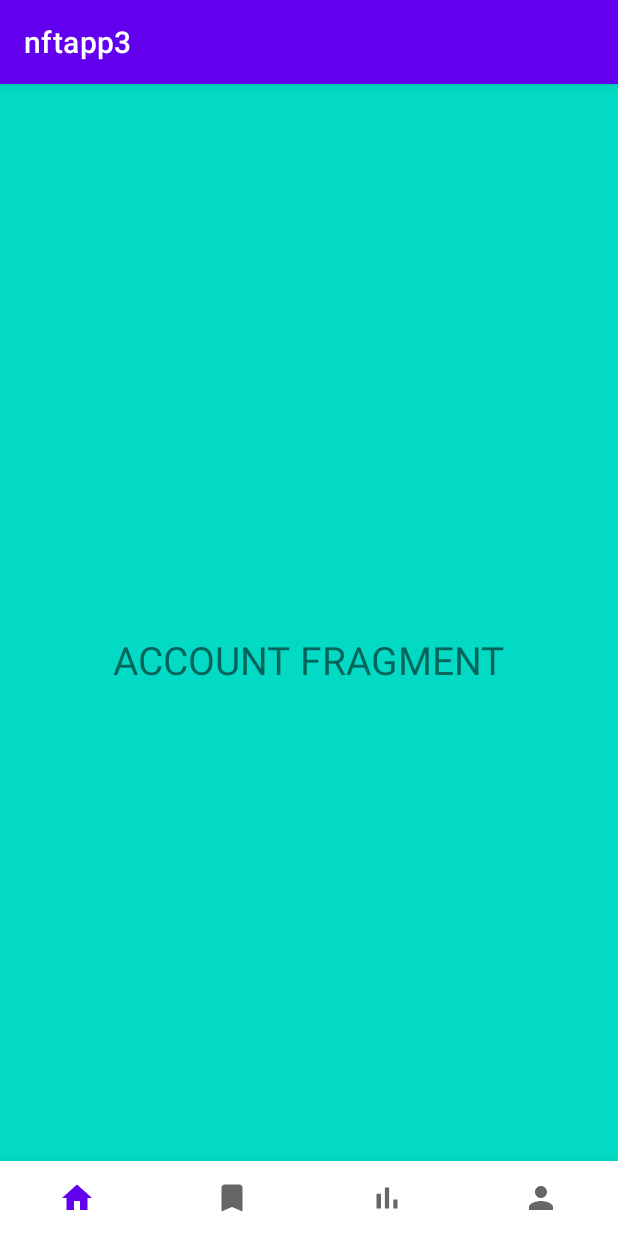
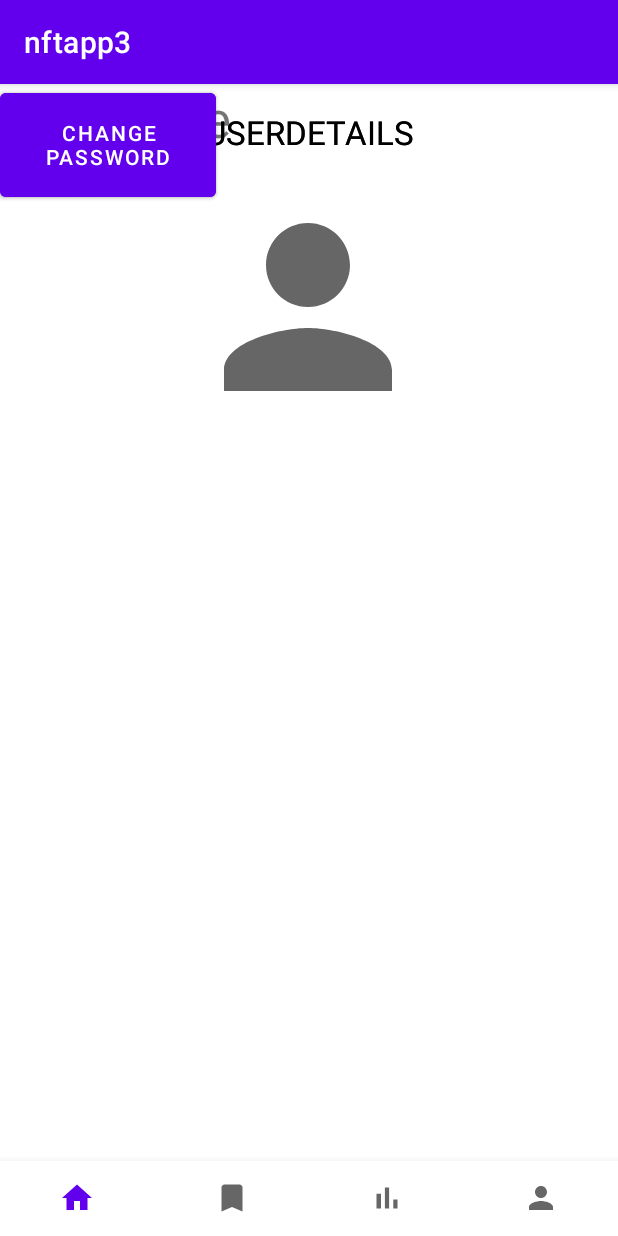
Before and after one commit to aym183/THE-NFT-HUT, an Android app: the fragment AccountFragment placed in its activity, on a phone screen of 412 x 824 dp. Run offline under Robolectric (Android 15) with nearby library versions, the light colour scheme and no system bars.

Commit message:
designed account page

```diff
--- a/app/src/main/res/layout/activity_second.xml
+++ b/app/src/main/res/layout/activity_second.xml
@@ -20,10 +20,7 @@
         android:layout_alignParentBottom="true"
         android:layout_width="match_parent"
         android:layout_height="50dp"
-
-
         app:labelVisibilityMode="unlabeled"
-
         app:menu="@menu/bottom_nav_menu" />
 
 
--- a/app/src/main/res/layout/fragment_account.xml
+++ b/app/src/main/res/layout/fragment_account.xml
@@ -1,17 +1,87 @@
 <?xml version="1.0" encoding="utf-8"?>
-<FrameLayout xmlns:android="http://schemas.android.com/apk/res/android"
+<androidx.constraintlayout.widget.ConstraintLayout xmlns:android="http://schemas.android.com/apk/res/android"
+    xmlns:app="http://schemas.android.com/apk/res-auto"
     xmlns:tools="http://schemas.android.com/tools"
     android:layout_width="match_parent"
     android:layout_height="match_parent"
-    android:background="@color/teal_200"
+    android:background="@color/white"
     tools:context=".AccountFragment">
 
     <!-- TODO: Update blank fragment layout -->
+
+    <TextView
+        android:id="@+id/textView2"
+        android:layout_width="330dp"
+        android:layout_height="64dp"
+        android:clickable="false"
+        android:gravity="center"
+        android:text="USERDETAILS"
+        android:textAppearance="@style/TextAppearance.AppCompat.Large"
+        app:layout_constraintEnd_toEndOf="parent"
+        app:layout_constraintStart_toStartOf="parent"
+        tools:layout_editor_absoluteY="384dp" />
+
+    <TextView
+        android:id="@+id/textView3"
+        android:layout_width="330dp"
+        android:layout_height="64dp"
+        android:clickable="false"
+        android:gravity="center"
+        android:text="USERDETAILS"
+        android:textAppearance="@style/TextAppearance.AppCompat.Large"
+        app:layout_constraintEnd_toEndOf="parent"
+        app:layout_constraintStart_toStartOf="parent"
+        tools:layout_editor_absoluteY="448dp" />
+
     <TextView
         android:layout_width="wrap_content"
         android:layout_height="wrap_content"
         android:layout_gravity="center"
-        android:text="ACCOUNT FRAGMENT"
-        android:textSize="26dp" />
+        android:text="Username"
+        android:gravity="center"
+        android:textSize="34sp"
+        tools:ignore="MissingConstraints"
+        tools:layout_editor_absoluteX="134dp"
+        tools:layout_editor_absoluteY="224dp" />
 
-</FrameLayout>
+    <ImageView
+        android:id="@+id/imageView"
+        android:layout_width="168dp"
+        android:layout_height="177dp"
+        android:layout_marginTop="60dp"
+        app:layout_constraintEnd_toEndOf="parent"
+        app:layout_constraintHorizontal_bias="0.497"
+        app:layout_constraintStart_toStartOf="parent"
+        app:layout_constraintTop_toTopOf="parent"
+        app:srcCompat="@drawable/ic_person" />
+
+    <Button
+        android:id="@+id/button"
+        android:layout_width="144dp"
+        android:layout_height="81dp"
+        android:text="Logout"
+        tools:layout_editor_absoluteX="237dp"
+        tools:layout_editor_absoluteY="554dp" />
+
+    <Button
+        android:id="@+id/button2"
+        android:layout_width="144dp"
+        android:layout_height="81dp"
+        android:text="Change Password"
+        tools:layout_editor_absoluteX="53dp"
+        tools:layout_editor_absoluteY="554dp" />
+
+    <TextView
+        android:id="@+id/textView"
+        android:layout_width="330dp"
+        android:layout_height="64dp"
+        android:clickable="false"
+        android:text="USERDETAILS"
+        android:gravity="center"
+        android:textAppearance="@style/TextAppearance.AppCompat.Large"
+        app:layout_constraintEnd_toEndOf="parent"
+        app:layout_constraintStart_toStartOf="parent"
+        tools:layout_editor_absoluteY="320dp" />
+
+
+</androidx.constraintlayout.widget.ConstraintLayout>
```
